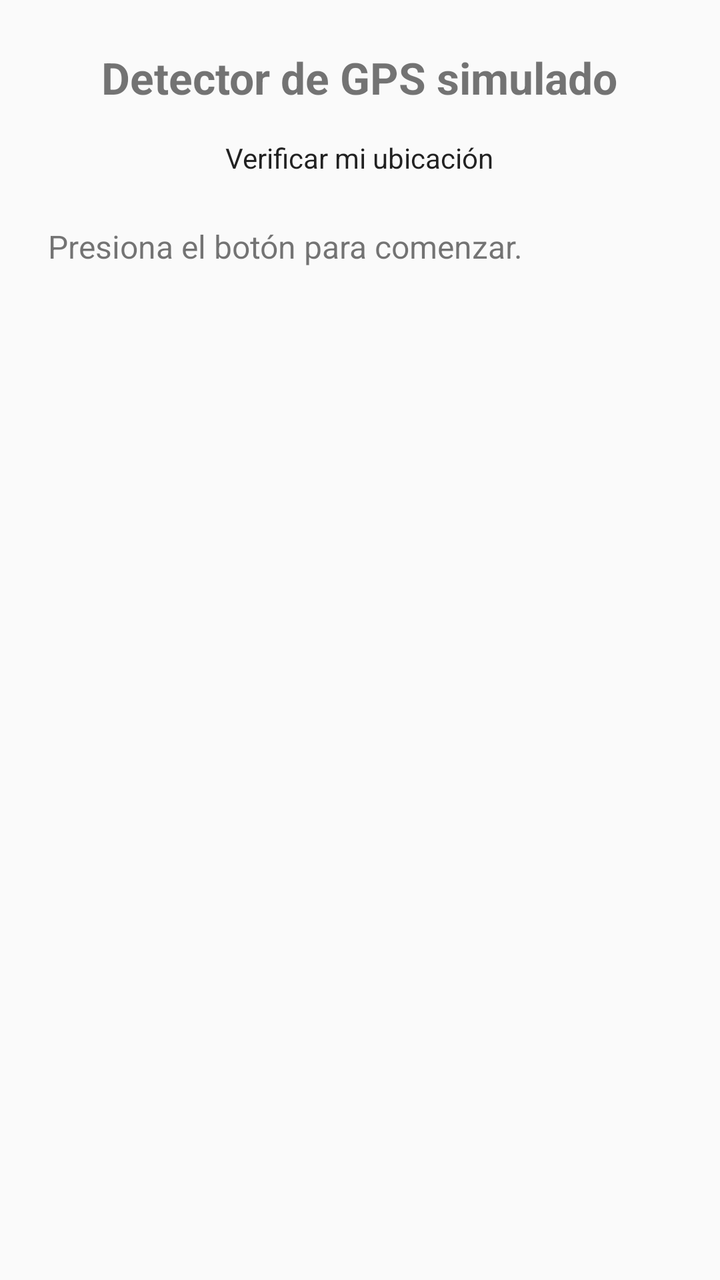
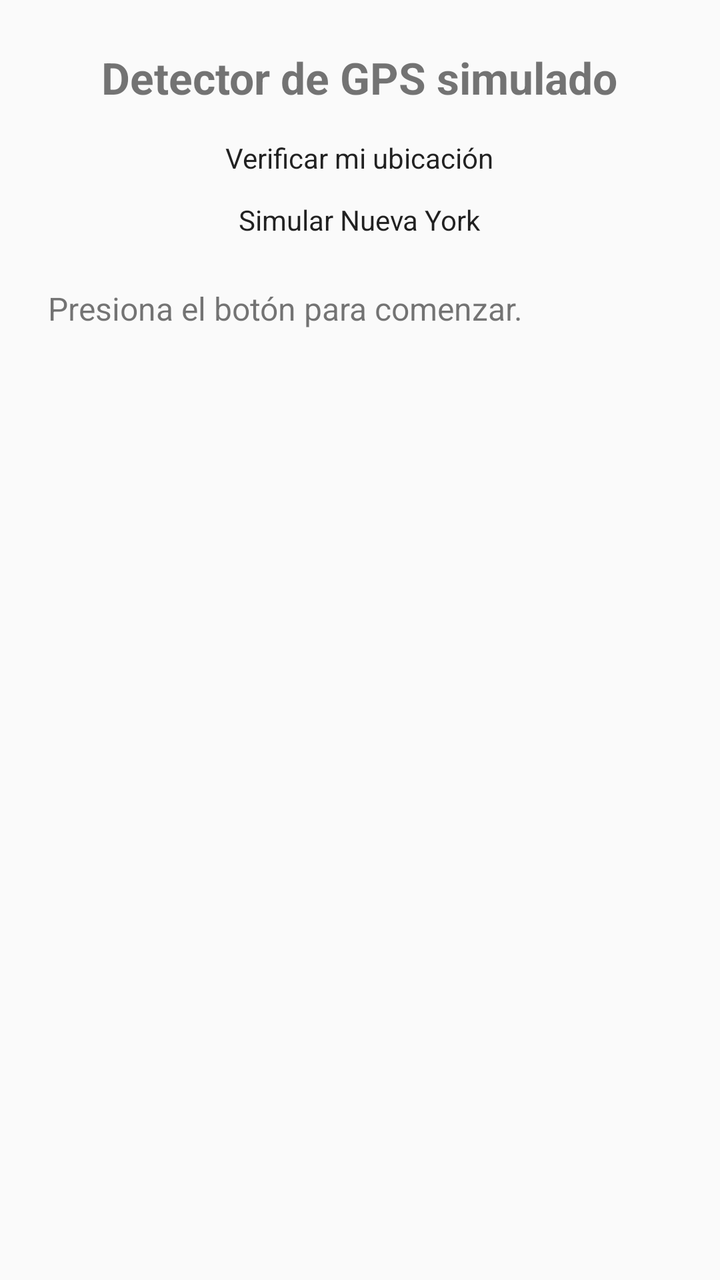

Screens rendered from an Android XML layout before and after an edit, with the pre-edit source and the edit as a unified diff.
<!-- AndroidManifest.xml: application theme AppTheme -->
<!-- res/layout/activity_main.xml -->
<?xml version="1.0" encoding="utf-8"?>
<LinearLayout xmlns:android="http://schemas.android.com/apk/res/android"
    android:layout_width="match_parent"
    android:layout_height="match_parent"
    android:orientation="vertical"
    android:gravity="center_horizontal"
    android:padding="24dp">

    <TextView
        android:layout_width="wrap_content"
        android:layout_height="wrap_content"
        android:text="Detector de GPS simulado"
        android:textSize="22sp"
        android:textStyle="bold"
        android:layout_marginBottom="16dp" />

    <Button
        android:id="@+id/btnCheck"
        android:layout_width="wrap_content"
        android:layout_height="wrap_content"
        android:text="Verificar mi ubicación" />

    <TextView
        android:id="@+id/txtResult"
        android:layout_width="match_parent"
        android:layout_height="wrap_content"
        android:layout_marginTop="24dp"
        android:textSize="16sp"
        android:text="Presiona el botón para comenzar." />
</LinearLayout>
<!-- resources referenced by this layout -->
<resources>
  <style name="AppTheme" parent="android:Theme.Material.Light.NoActionBar" />
</resources>

<!-- the commit's change to res/layout/activity_main.xml (unified diff, before → after) -->
@@ -20,6 +20,13 @@
         android:layout_height="wrap_content"
         android:text="Verificar mi ubicación" />
 
+    <Button
+        android:id="@+id/btnMockNY"
+        android:layout_width="wrap_content"
+        android:layout_height="wrap_content"
+        android:layout_marginTop="12dp"
+        android:text="Simular Nueva York" />
+
     <TextView
         android:id="@+id/txtResult"
         android:layout_width="match_parent"
